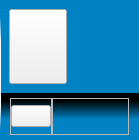
The window that ui/iconswidget.ui (15903016222/Voice) describes before a commit, drawn with Qt 5.
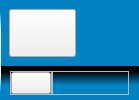
The same window after the commit. Icons and pictures are not drawn.

Patch:
```diff
--- a/ui/iconswidget.ui
+++ b/ui/iconswidget.ui
@@ -10,7 +10,7 @@
     <x>0</x>
     <y>0</y>
     <width>139</width>
-    <height>140</height>
+    <height>100</height>
    </rect>
   </property>
   <property name="sizePolicy">
@@ -64,7 +64,10 @@
     border-left:1px solid qlineargradient(spread:reflect, x1:0.49435, y1:0.068, x2:0.50565, y2:0.75, stop:0.158192 rgba(0, 130, 195, 255), stop:0.559322 rgba(255, 255, 255, 255));
 }</string>
      </property>
-     <layout class="QHBoxLayout" name="horizontalLayout">
+     <layout class="QHBoxLayout" name="horizontalLayout" stretch="3,2">
+      <property name="spacing">
+       <number>9</number>
+      </property>
       <item>
        <widget class="QPushButton" name="pushButton_keyboard">
         <property name="sizePolicy">
@@ -179,6 +182,12 @@
          </property>
          <item>
           <widget class="QPushButton" name="pushButton_set">
+           <property name="sizePolicy">
+            <sizepolicy hsizetype="Preferred" vsizetype="Preferred">
+             <horstretch>0</horstretch>
+             <verstretch>0</verstretch>
+            </sizepolicy>
+           </property>
            <property name="styleSheet">
             <string notr="true">border-image: url(:/file/resources/set.png);</string>
            </property>
```
